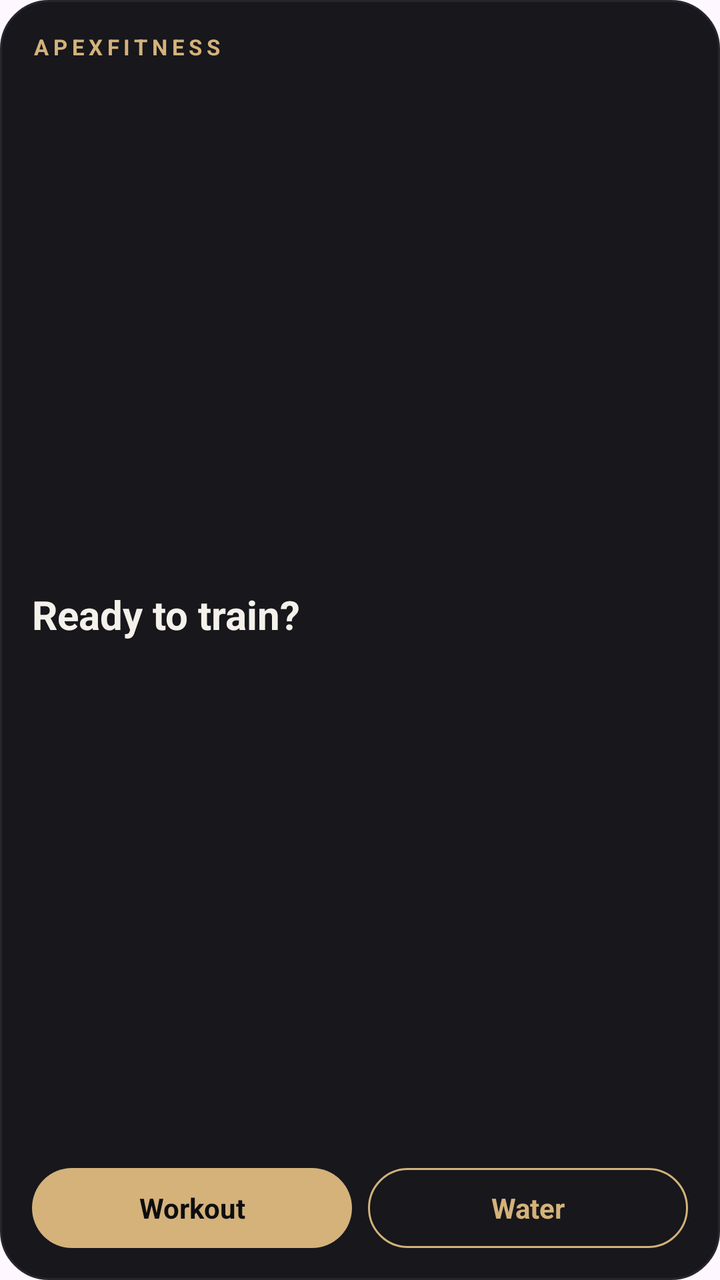
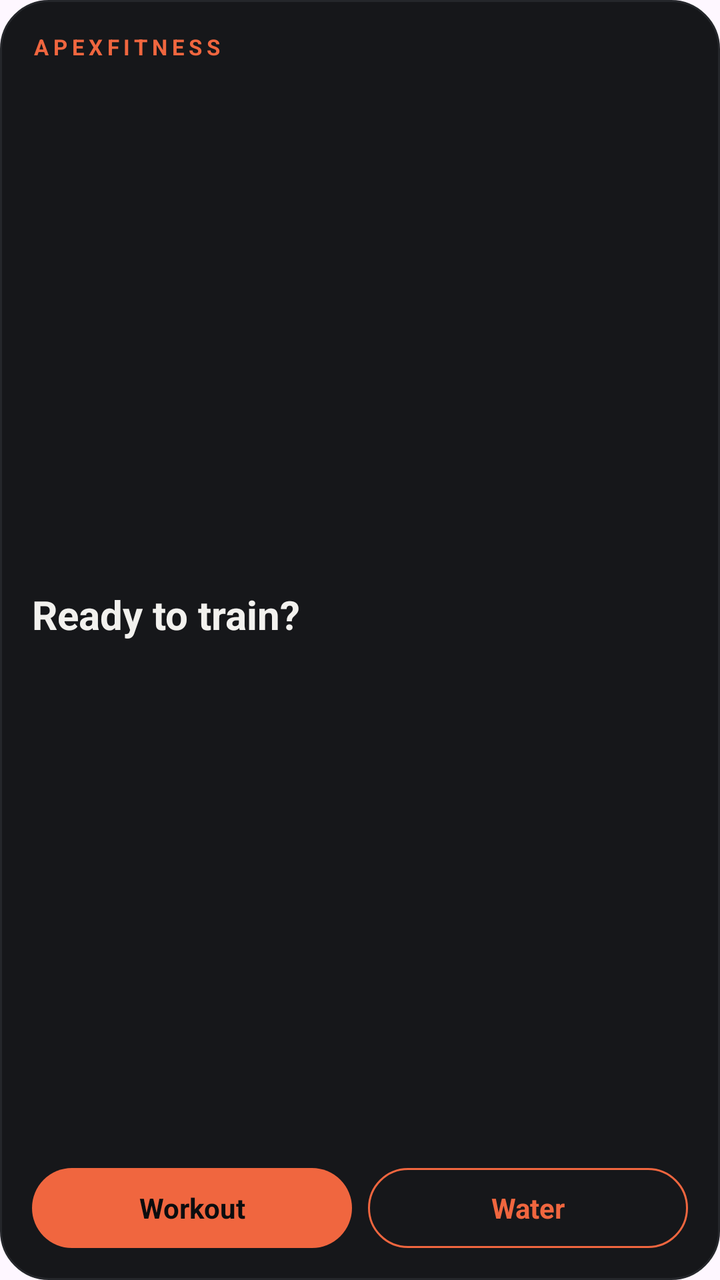

Before-and-after screenshots of an Android layout around one commit, followed by the original layout XML and the change that was made.
<!-- AndroidManifest.xml: application theme Theme.ApexFitness -->
<!-- res/layout/widget_apex.xml -->
<?xml version="1.0" encoding="utf-8"?>
<LinearLayout xmlns:android="http://schemas.android.com/apk/res/android"
    android:id="@+id/widget_root"
    android:layout_width="match_parent"
    android:layout_height="match_parent"
    android:background="@drawable/widget_bg"
    android:orientation="vertical"
    android:padding="16dp">

    <TextView
        android:layout_width="wrap_content"
        android:layout_height="wrap_content"
        android:letterSpacing="0.2"
        android:text="@string/widget_title"
        android:textAllCaps="true"
        android:textColor="#FFD4B27A"
        android:textSize="11sp"
        android:textStyle="bold" />

    <TextView
        android:layout_width="wrap_content"
        android:layout_height="0dp"
        android:layout_weight="1"
        android:gravity="center_vertical"
        android:text="@string/widget_subtitle"
        android:textColor="#FFF4F1EA"
        android:textSize="20sp"
        android:textStyle="bold" />

    <LinearLayout
        android:layout_width="match_parent"
        android:layout_height="wrap_content"
        android:orientation="horizontal">

        <TextView
            android:id="@+id/widget_workout"
            android:layout_width="0dp"
            android:layout_height="40dp"
            android:layout_marginEnd="8dp"
            android:layout_weight="1"
            android:background="@drawable/widget_pill_gold"
            android:gravity="center"
            android:text="@string/widget_workout"
            android:textColor="#FF0E0E11"
            android:textSize="14sp"
            android:textStyle="bold" />

        <TextView
            android:id="@+id/widget_water"
            android:layout_width="0dp"
            android:layout_height="40dp"
            android:layout_weight="1"
            android:background="@drawable/widget_pill_outline"
            android:gravity="center"
            android:text="@string/widget_water"
            android:textColor="#FFD4B27A"
            android:textSize="14sp"
            android:textStyle="bold" />
    </LinearLayout>
</LinearLayout>
<!-- resources referenced by this layout -->
<resources>
  <!-- drawable widget_bg (drawable) -->
  <?xml version="1.0" encoding="utf-8"?>
  <shape xmlns:android="http://schemas.android.com/apk/res/android"
      android:shape="rectangle">
      <solid android:color="#FF17171C" />
      <stroke
          android:width="1dp"
          android:color="#FF26262D" />
      <corners android:radius="24dp" />
  </shape>
  <!-- drawable widget_pill_gold (drawable) -->
  <?xml version="1.0" encoding="utf-8"?>
  <shape xmlns:android="http://schemas.android.com/apk/res/android"
      android:shape="rectangle">
      <solid android:color="#FFD4B27A" />
      <corners android:radius="24dp" />
  </shape>
  <!-- drawable widget_pill_outline (drawable) -->
  <?xml version="1.0" encoding="utf-8"?>
  <shape xmlns:android="http://schemas.android.com/apk/res/android"
      android:shape="rectangle">
      <solid android:color="#00000000" />
      <stroke
          android:width="1dp"
          android:color="#FFD4B27A" />
      <corners android:radius="24dp" />
  </shape>
  <string name="widget_subtitle">Ready to train?</string>
  <string name="widget_title">ApexFitness</string>
  <string name="widget_water">Water</string>
  <string name="widget_workout">Workout</string>
  <style name="Theme.ApexFitness" parent="Base.Theme.ApexFitness" />
  <style name="Base.Theme.ApexFitness" parent="Theme.Material3.DayNight.NoActionBar">
      </style>
</resources>

<!-- the commit's change to res/layout/widget_apex.xml (unified diff, before → after) -->
@@ -13,7 +13,7 @@
         android:letterSpacing="0.2"
         android:text="@string/widget_title"
         android:textAllCaps="true"
-        android:textColor="#FFD4B27A"
+        android:textColor="#FFF0663F"
         android:textSize="11sp"
         android:textStyle="bold" />
 
@@ -23,7 +23,7 @@
         android:layout_weight="1"
         android:gravity="center_vertical"
         android:text="@string/widget_subtitle"
-        android:textColor="#FFF4F1EA"
+        android:textColor="#FFF2F1EE"
         android:textSize="20sp"
         android:textStyle="bold" />
 
@@ -41,7 +41,7 @@
             android:background="@drawable/widget_pill_gold"
             android:gravity="center"
             android:text="@string/widget_workout"
-            android:textColor="#FF0E0E11"
+            android:textColor="#FF0C0D0F"
             android:textSize="14sp"
             android:textStyle="bold" />
 
@@ -53,7 +53,7 @@
             android:background="@drawable/widget_pill_outline"
             android:gravity="center"
             android:text="@string/widget_water"
-            android:textColor="#FFD4B27A"
+            android:textColor="#FFF0663F"
             android:textSize="14sp"
             android:textStyle="bold" />
     </LinearLayout>
<!-- resource entries referenced after the edit -->
@@ -4,17 +4,17 @@
   <?xml version="1.0" encoding="utf-8"?>
   <shape xmlns:android="http://schemas.android.com/apk/res/android"
       android:shape="rectangle">
-      <solid android:color="#FF17171C" />
+      <solid android:color="#FF16171A" />
       <stroke
           android:width="1dp"
-          android:color="#FF26262D" />
+          android:color="#FF25272B" />
       <corners android:radius="24dp" />
   </shape>
   <!-- drawable widget_pill_gold (drawable) -->
   <?xml version="1.0" encoding="utf-8"?>
   <shape xmlns:android="http://schemas.android.com/apk/res/android"
       android:shape="rectangle">
-      <solid android:color="#FFD4B27A" />
+      <solid android:color="#FFF0663F" />
       <corners android:radius="24dp" />
   </shape>
   <!-- drawable widget_pill_outline (drawable) -->
@@ -24,7 +24,7 @@
       <solid android:color="#00000000" />
       <stroke
           android:width="1dp"
-          android:color="#FFD4B27A" />
+          android:color="#FFF0663F" />
       <corners android:radius="24dp" />
   </shape>
   <string name="widget_subtitle">Ready to train?</string>
